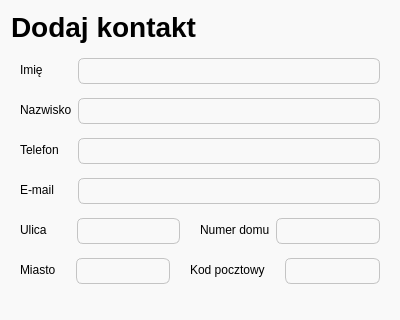
Before: the Qt Designer form editcontact.ui in Karoleqk/Baza-Kontaktow, drawn with Qt 5; both pictures show x 0 to 400 and y 0 to 320 of the 400 by 500 pixel window.
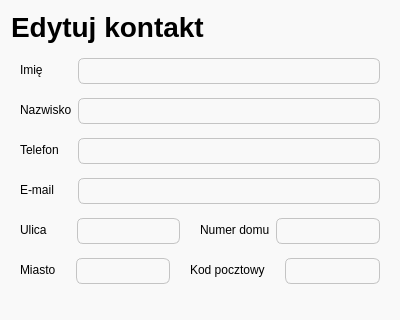
After: the same form once the commit is applied.

Diff of the .ui file:
```diff
--- a/editcontact.ui
+++ b/editcontact.ui
@@ -78,7 +78,7 @@
       </font>
      </property>
      <property name="text">
-      <string>Dodaj kontakt</string>
+      <string>Edytuj kontakt</string>
      </property>
     </widget>
    </item>
```
